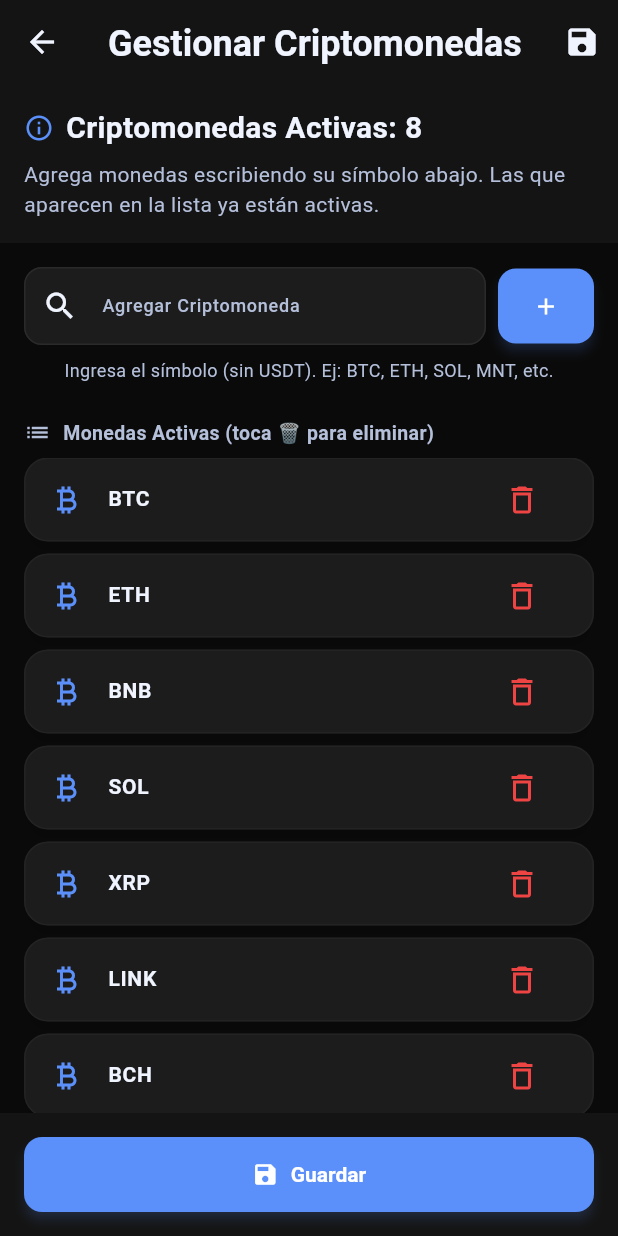
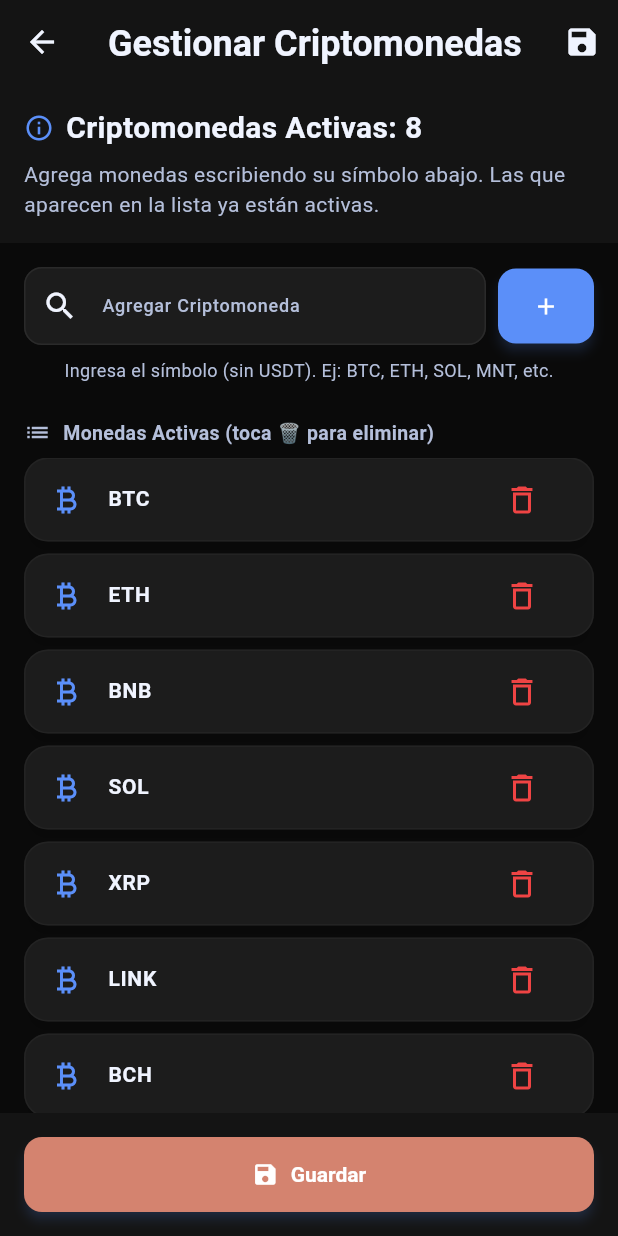
Before and after one commit to richardggarcia/Spot, a Flutter app: the CryptoManagementPage screen opened directly, on a phone screen of 412 x 824 dp. Run offline on Flutter 3.47's test engine with Material 3 defaults, Android fonts, the phone set to English and light mode, and no system bars; our stand-ins replace dio, equatable, firebase_core, firebase_messaging, flutter_bloc, flutter_dotenv and 5 more; missing offline and left inert: dart:html; accounts and stored records are empty; generated files the repository leaves out were written again; network calls fail; statements that could not run were skipped.

Commit message:
fix: Define terracotta/brick color in theme ColorScheme
Problem:
- primaryContainer was not defined in ColorScheme
- Flutter was auto-calculating a blue-ish color based on primary (blue)
- Buttons showed blue/grey instead of terracotta

Solution:
- Added darkTerracotta (0xFFD4836F) and lightTerracotta (0xFFE07A5F) colors
- Defined primaryContainer and onPrimaryContainer in both dark/light ColorScheme
- Now Theme.of(context).colorScheme.primaryContainer returns terracotta

All buttons now properly show terracotta/brick color.

```diff
--- a/lib/src/presentation/theme/app_colors.dart
+++ b/lib/src/presentation/theme/app_colors.dart
@@ -23,6 +23,10 @@ class AppColors {
   static const Color darkAccentSecondary = Color(0xFF8B5CF6); // Premium purple
   static const Color darkAccentTertiary = Color(0xFF10B981); // Premium green
 
+  // Dark Theme - Terracotta/Brick button color
+  static const Color darkTerracotta = Color(0xFFD4836F); // Terracotta/Brick
+  static const Color onDarkTerracotta = Color(0xFFFFFFFF); // White text
+
   // Dark Theme - State colors
   static const Color darkHover = Color(0xFF252525);
   static const Color darkSelected = Color(0xFF2E2E2E);
@@ -47,6 +51,10 @@ class AppColors {
   static const Color lightAccentPrimary = Color(0xFF3B82F6); // Bright blue
   static const Color lightAccentSecondary = Color(0xFF7C3AED); // Bright purple
   static const Color lightAccentTertiary = Color(0xFF059669); // Bright green
+
+  // Light Theme - Terracotta/Brick button color
+  static const Color lightTerracotta = Color(0xFFE07A5F); // Terracotta/Brick
+  static const Color onLightTerracotta = Color(0xFFFFFFFF); // White text
 
   // Light Theme - State colors
   static const Color lightHover = Color(0xFFF1F5F9);
--- a/lib/src/presentation/theme/app_theme.dart
+++ b/lib/src/presentation/theme/app_theme.dart
@@ -14,6 +14,8 @@ class AppTheme {
       // Color scheme - Premium dark
       colorScheme: const ColorScheme.dark(
         primary: AppColors.darkAccentPrimary,
+        primaryContainer: AppColors.darkTerracotta,
+        onPrimaryContainer: AppColors.onDarkTerracotta,
         secondary: AppColors.darkAccentSecondary,
         tertiary: AppColors.darkAccentTertiary,
         surface: AppColors.darkSurface,
@@ -293,6 +295,8 @@ class AppTheme {
       // Color scheme - Premium light
       colorScheme: const ColorScheme.light(
         primary: AppColors.lightAccentPrimary,
+        primaryContainer: AppColors.lightTerracotta,
+        onPrimaryContainer: AppColors.onLightTerracotta,
         secondary: AppColors.lightAccentSecondary,
         tertiary: AppColors.lightAccentTertiary,
         error: AppColors.lightBearish,
```
